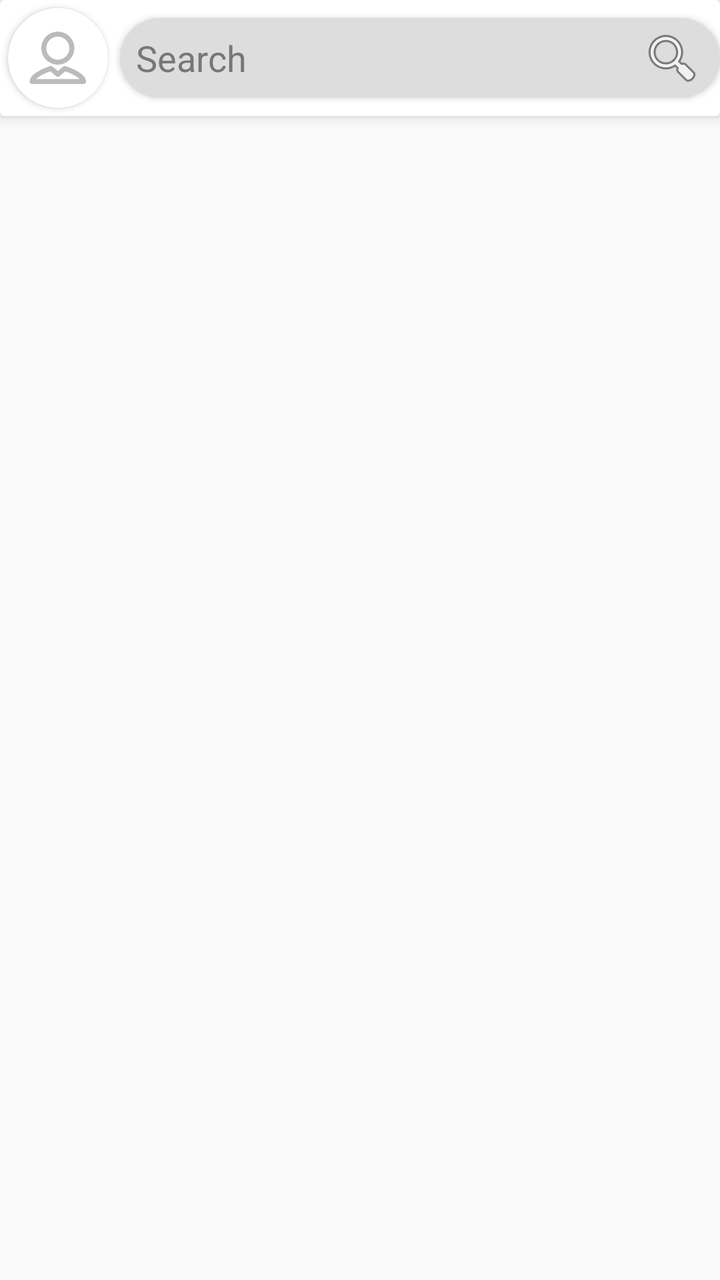
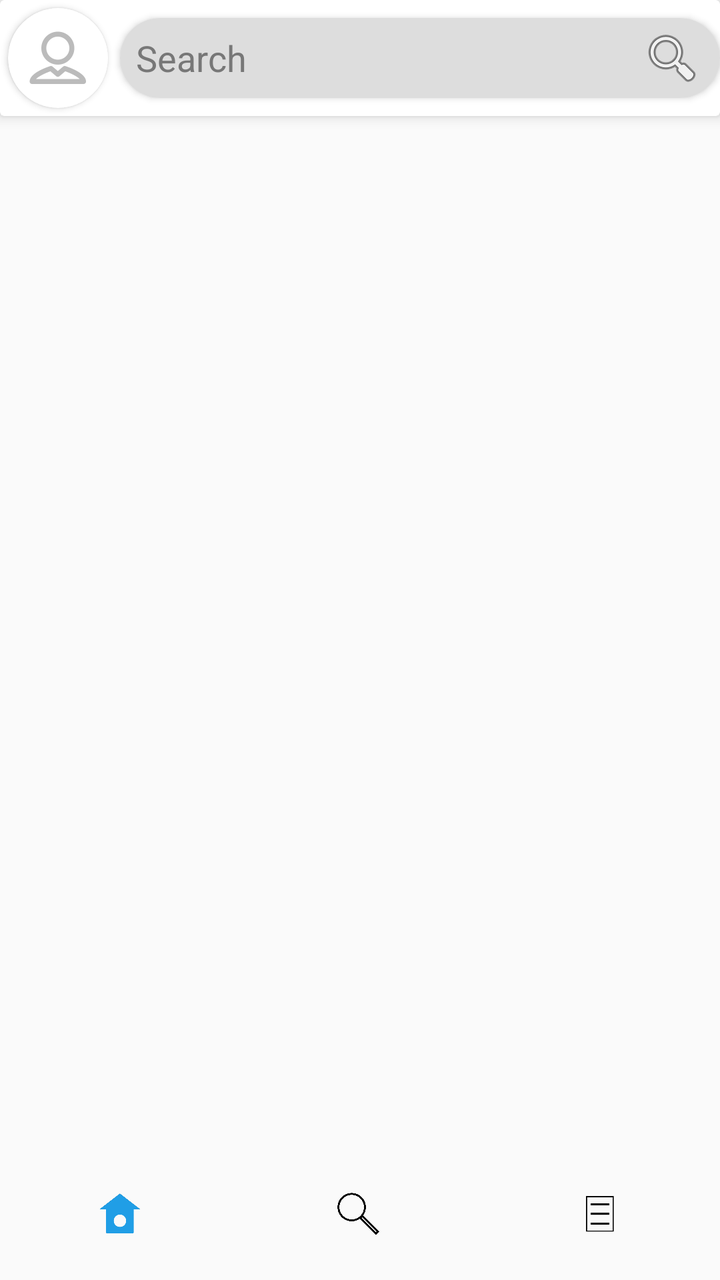

Screens rendered from an Android XML layout before and after an edit, with the pre-edit source and the edit as a unified diff.
<!-- AndroidManifest.xml: activity theme AppTheme.NoActionBar -->
<!-- res/layout/activity_home.xml -->
<?xml version="1.0" encoding="utf-8"?>
<androidx.constraintlayout.widget.ConstraintLayout xmlns:android="http://schemas.android.com/apk/res/android"
    xmlns:app="http://schemas.android.com/apk/res-auto"
    xmlns:tools="http://schemas.android.com/tools"
    android:id="@+id/main"
    android:layout_width="match_parent"
    android:layout_height="match_parent"
    tools:context=".activities.HomeActivity">

    <androidx.cardview.widget.CardView
        android:layout_width="0dp"
        android:layout_height="wrap_content"
        app:cardElevation="4dp"
        android:background="@color/colorPrimary"
        android:orientation="horizontal"
        app:layout_constraintEnd_toEndOf="parent"
        app:layout_constraintStart_toStartOf="parent"
        app:layout_constraintTop_toTopOf="parent">
        <androidx.cardview.widget.CardView
            android:layout_width="wrap_content"
            android:layout_height="wrap_content"
            android:layout_margin="@dimen/grid_1x"
            app:cardCornerRadius="@dimen/standard_corner_radius">
            <ImageView
                android:id="@+id/logo"
                android:layout_width="@dimen/standard_image"
                android:layout_height="@dimen/standard_image"
                android:scaleType="centerCrop"
                android:src="@drawable/default_user"/>
        </androidx.cardview.widget.CardView>
        <TextView
            android:id="@+id/titleBar"
            android:layout_width="wrap_content"
            android:layout_height="wrap_content"
            android:layout_marginLeft="@dimen/standard_image"
            android:paddingLeft="@dimen/grid_3x"
            android:layout_gravity="center_horizontal"
            style="@style/Heading"
            android:text="Home"/>
        <androidx.cardview.widget.CardView
            android:id="@+id/searchBar"
            android:layout_width="wrap_content"
            android:layout_height="match_parent"
            android:layout_gravity="center_vertical"
            app:cardCornerRadius="@dimen/standard_corner_radius"
            android:layout_marginLeft="60dp"
            android:layout_marginStart="60dp">
            <EditText
                android:id="@+id/search"
                android:layout_width="@dimen/standard_width"
                android:layout_height="@dimen/search_height"
                android:textColorHint="@color/dark_grey"
                android:background="@color/colorPrimary"
                android:hint="@string/hint_search"
                android:paddingLeft="@dimen/grid_2x"
                android:paddingRight="@dimen/grid_2x"
                android:textColor="@color/black"
                android:drawableRight="@android:drawable/ic_menu_search"
                android:drawableEnd="@android:drawable/ic_menu_search"
                android:imeOptions="actionSearch"
                android:inputType="text"/>
        </androidx.cardview.widget.CardView>
    </androidx.cardview.widget.CardView>

    <Button
        android:id="@+id/logoutButtton"
        android:layout_width="@dimen/standard_width"
        android:layout_height="@dimen/standard_height"
        android:onClick="onLogout"
        android:text="Logout"/>

</androidx.constraintlayout.widget.ConstraintLayout>
<!-- resources referenced by this layout -->
<resources>
  <color name="black">#FF000000</color>
  <color name="colorPrimary">#dddddd</color>
  <color name="dark_grey">#777777</color>
  <dimen name="grid_1x">4dp</dimen>
  <dimen name="grid_2x">8dp</dimen>
  <dimen name="grid_3x">16dp</dimen>
  <dimen name="search_height">40dp</dimen>
  <dimen name="standard_corner_radius">25dp</dimen>
  <dimen name="standard_height">50dp</dimen>
  <dimen name="standard_image">50dp</dimen>
  <dimen name="standard_width">300dp</dimen>
  <!-- drawable default_user: png bitmap (drawable, 5994 bytes) -->
  <string name="hint_search">Search</string>
  <style name="Heading">
          <item name="android:textSize">26sp</item>
          <item name="android:textStyle">bold</item>
          <item name="android:textColor">@color/black</item>
      </style>
  <style name="AppTheme.NoActionBar">
          <item name="windowActionBar">false</item>
          <item name="windowNoTitle">true</item>
      </style>
</resources>

<!-- the commit's change to res/layout/activity_home.xml (unified diff, before → after) -->
@@ -62,6 +62,30 @@
         </androidx.cardview.widget.CardView>
     </androidx.cardview.widget.CardView>
 
+    <com.google.android.material.tabs.TabLayout
+        android:id="@+id/tabs"
+        android:layout_width="match_parent"
+        android:layout_height="@dimen/standard_height"
+        android:layout_marginBottom="@dimen/grid_2x"
+        app:tabIndicator="@null"
+        app:layout_constraintBottom_toBottomOf="parent">
+        <com.google.android.material.tabs.TabItem
+            android:id="@+id/tabHome"
+            android:layout_width="wrap_content"
+            android:layout_height="wrap_content"
+            android:icon="@drawable/selector_home"/>
+        <com.google.android.material.tabs.TabItem
+            android:id="@+id/tabSearch"
+            android:layout_width="wrap_content"
+            android:layout_height="wrap_content"
+            android:icon="@drawable/selector_search"/>
+        <com.google.android.material.tabs.TabItem
+            android:id="@+id/tabMyActivity"
+            android:layout_width="wrap_content"
+            android:layout_height="wrap_content"
+            android:icon="@drawable/selector_myactivity"/>
+    </com.google.android.material.tabs.TabLayout>
+
     <Button
         android:id="@+id/logoutButtton"
         android:layout_width="@dimen/standard_width"
@@ -69,4 +93,23 @@
         android:onClick="onLogout"
         android:text="Logout"/>
 
+    <LinearLayout
+        android:id="@+id/homeProgressLayout"
+        android:layout_width="match_parent"
+        android:layout_height="match_parent"
+        android:orientation="vertical"
+        android:gravity="center"
+        android:elevation="5dp"
+        android:background="@color/transparent_grey"
+        android:visibility="gone"
+        app:layout_constraintTop_toTopOf="parent"
+        app:layout_constraintBottom_toBottomOf="parent"
+        app:layout_constraintStart_toStartOf="parent"
+        app:layout_constraintEnd_toEndOf="parent">
+
+        <ProgressBar
+            android:layout_width="wrap_content"
+            android:layout_height="wrap_content" />
+    </LinearLayout>
+
 </androidx.constraintlayout.widget.ConstraintLayout>
<!-- resource entries referenced after the edit -->
@@ -3,6 +3,7 @@
   <color name="black">#FF000000</color>
   <color name="colorPrimary">#dddddd</color>
   <color name="dark_grey">#777777</color>
+  <color name="transparent_grey">#99cccccc</color>
   <dimen name="grid_1x">4dp</dimen>
   <dimen name="grid_2x">8dp</dimen>
   <dimen name="grid_3x">16dp</dimen>
@@ -12,6 +13,24 @@
   <dimen name="standard_image">50dp</dimen>
   <dimen name="standard_width">300dp</dimen>
   <!-- drawable default_user: png bitmap (drawable, 5994 bytes) -->
+  <!-- drawable selector_home (drawable) -->
+  <?xml version="1.0" encoding="utf-8"?>
+  <selector xmlns:android="http://schemas.android.com/apk/res/android">
+      <item android:drawable="@drawable/home" android:state_selected="true"/>
+      <item android:drawable="@drawable/home_inactive"/>
+  </selector>
+  <!-- drawable selector_myactivity (drawable) -->
+  <?xml version="1.0" encoding="utf-8"?>
+  <selector xmlns:android="http://schemas.android.com/apk/res/android">
+      <item android:drawable="@drawable/myactivity" android:state_selected="true"/>
+      <item android:drawable="@drawable/myactivity_inactive"/>
+  </selector>
+  <!-- drawable selector_search (drawable) -->
+  <?xml version="1.0" encoding="utf-8"?>
+  <selector xmlns:android="http://schemas.android.com/apk/res/android">
+      <item android:drawable="@drawable/search" android:state_selected="true"/>
+      <item android:drawable="@drawable/search_inactive"/>
+  </selector>
   <string name="hint_search">Search</string>
   <style name="Heading">
           <item name="android:textSize">26sp</item>
@@ -22,5 +41,11 @@
           <item name="windowActionBar">false</item>
           <item name="windowNoTitle">true</item>
       </style>
+  <!-- drawable home: png bitmap (drawable, 7845 bytes) -->
+  <!-- drawable home_inactive: png bitmap (drawable, 5586 bytes) -->
+  <!-- drawable myactivity: png bitmap (drawable, 3985 bytes) -->
+  <!-- drawable myactivity_inactive: png bitmap (drawable, 4238 bytes) -->
+  <!-- drawable search: png bitmap (drawable, 13911 bytes) -->
+  <!-- drawable search_inactive: png bitmap (drawable, 14257 bytes) -->
 </resources>
 
